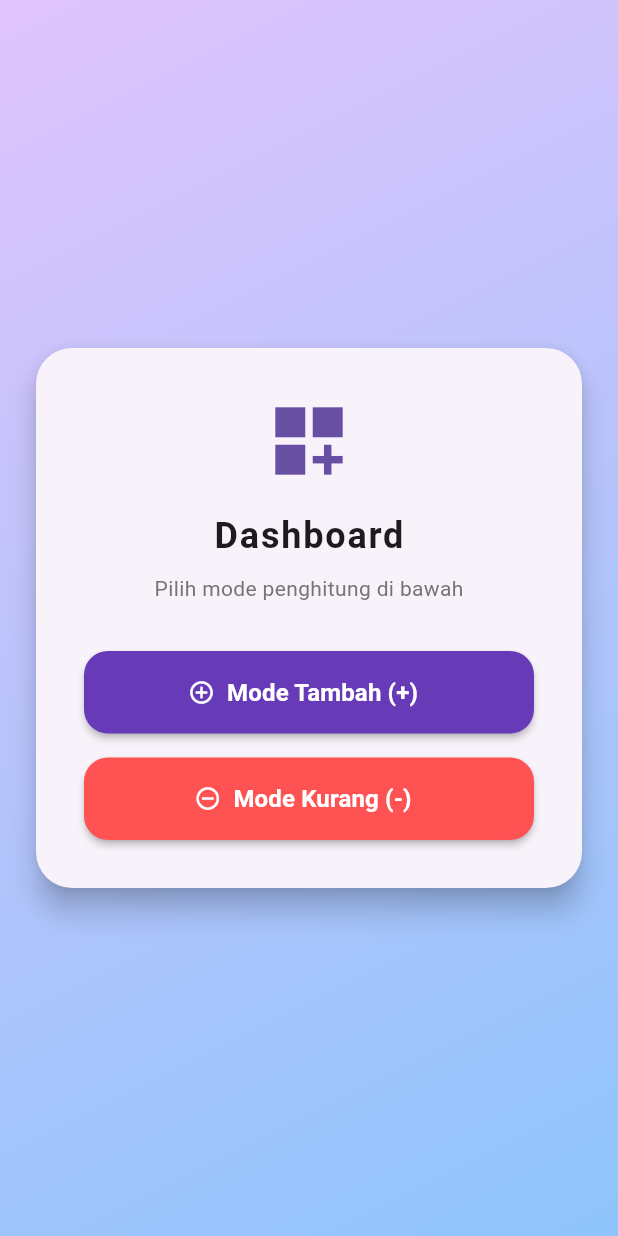
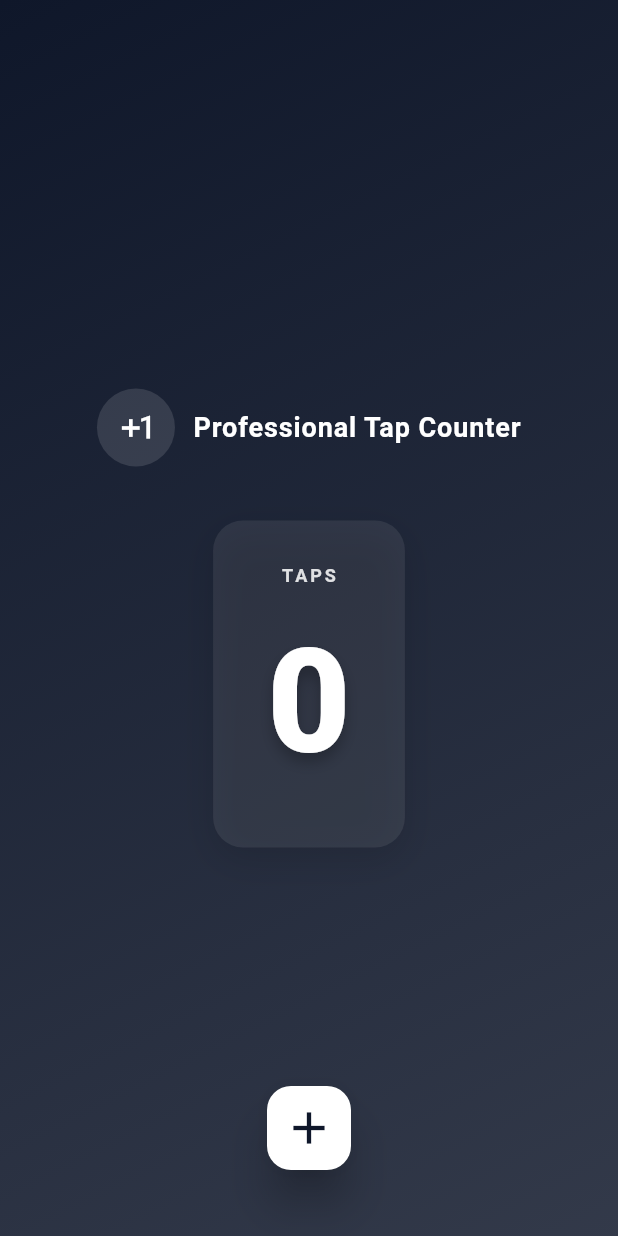
Before and after one commit to RezaDwiFanani/latihanflutter, a Flutter app: the screen it shows after launch, on a phone screen of 412 x 824 dp. Run offline on Flutter 3.47's test engine with Material 3 defaults, Android fonts, the light colour scheme and no system bars.

Commit message:
flutter-2

```diff
--- a/lib/main.dart
+++ b/lib/main.dart
@@ -11,98 +11,150 @@ class MyApp extends StatelessWidget {
   @override
   Widget build(BuildContext context) {
     return MaterialApp(
-      debugShowCheckedModeBanner: false, // Hilangkan banner debug
-      title: 'Professional Counter',
+      debugShowCheckedModeBanner: false,
+      title: 'Single Page Counter',
       theme: ThemeData(
-        useMaterial3: true, // Menggunakan Material Design 3 yang lebih modern
-        colorScheme: ColorScheme.fromSeed(
-          seedColor: const Color(0xFF6750A4), // Warna dasar Ungu Modern
-          brightness: Brightness.light,
+        useMaterial3: true,
+        colorScheme: ColorScheme.fromSeed(seedColor: const Color(0xFF0066FF)),
+        scaffoldBackgroundColor: Colors.white,
       ),
-        scaffoldBackgroundColor: const Color(
-          0xFFF3F4F6,
-        ), // Background abu lembut
-      ),
-      home: const HalamanUtama(),
+      home: const SinglePageCounter(),
     );
   }
 }
 
-// --- HALAMAN 1: MENU UTAMA ---
-class HalamanUtama extends StatelessWidget {
-  const HalamanUtama({super.key});
+class SinglePageCounter extends StatefulWidget {
+  const SinglePageCounter({super.key});
+
+  @override
+  State<SinglePageCounter> createState() => _SinglePageCounterState();
+}
+
+class _SinglePageCounterState extends State<SinglePageCounter> {
+  int _counter = 0;
+  Color _bgColor = const Color(0xFF0F172A); // initial deep background
+  Color _numberColor = Colors.white;
+
+  void _increment() {
+    setState(() {
+      _counter++;
+      _bgColor = _randomColor();
+      _numberColor = _contrastFor(_bgColor);
+    });
+  }
+
+  Color _randomColor() {
+    final rnd = Random();
+    // keep colors vibrant but not too bright
+    return Color.fromARGB(
+      255,
+      60 + rnd.nextInt(160),
+      60 + rnd.nextInt(160),
+      60 + rnd.nextInt(160),
+    );
+  }
+
+  Color _contrastFor(Color c) {
+    // simple luminance-based contrast
+    return c.computeLuminance() > 0.5 ? Colors.black : Colors.white;
+  }
 
   @override
   Widget build(BuildContext context) {
     return Scaffold(
-      body: Container(
-        decoration: const BoxDecoration(
+      // animated background color change
+      body: AnimatedContainer(
+        duration: const Duration(milliseconds: 400),
+        curve: Curves.easeInOut,
+        decoration: BoxDecoration(
           gradient: LinearGradient(
+            colors: [_bgColor, _bgColor.withOpacity(0.85)],
             begin: Alignment.topLeft,
             end: Alignment.bottomRight,
-            colors: [Color(0xFFE0C3FC), Color(0xFF8EC5FC)], // Gradient Pastel
           ),
         ),
+        child: SafeArea(
           child: Center(
-          child: Card(
-            elevation: 8,
-            shape: RoundedRectangleBorder(
-              borderRadius: BorderRadius.circular(24),
-            ),
-            margin: const EdgeInsets.symmetric(horizontal: 24),
-            child: Padding(
-              padding: const EdgeInsets.all(32.0),
             child: Column(
               mainAxisSize: MainAxisSize.min,
               children: [
-                  const Icon(
-                    Icons.dashboard_customize,
-                    size: 60,
-                    color: Color(0xFF6750A4),
+                // Title / Logo
+                Row(
+                  mainAxisSize: MainAxisSize.min,
+                  children: [
+                    Container(
+                      padding: const EdgeInsets.all(12),
+                      decoration: BoxDecoration(
+                        color: _numberColor.withOpacity(0.12),
+                        shape: BoxShape.circle,
                       ),
-                  const SizedBox(height: 16),
-                  const Text(
-                    "Dashboard",
+                      child: Icon(
+                        Icons.exposure_plus_1,
+                        color: _numberColor,
+                        size: 28,
+                      ),
+                    ),
+                    const SizedBox(width: 12),
+                    Text(
+                      'Professional Tap Counter',
                       style: TextStyle(
-                      fontSize: 24,
+                        color: _numberColor,
+                        fontSize: 18,
+                        fontWeight: FontWeight.w600,
+                        letterSpacing: 0.6,
+                      ),
+                    ),
+                  ],
+                ),
+                const SizedBox(height: 36),
+
+                // Display card with animated number
+                Container(
+                  padding: const EdgeInsets.symmetric(vertical: 28, horizontal: 36),
+                  decoration: BoxDecoration(
+                    color: _numberColor.withOpacity(0.08),
+                    borderRadius: BorderRadius.circular(20),
+                    boxShadow: [
+                      BoxShadow(
+                        color: Colors.black.withOpacity(0.12),
+                        blurRadius: 20,
+                        offset: const Offset(0, 8),
+                      )
+                    ],
+                  ),
+                  child: Column(
+                    children: [
+                      Text(
+                        'TAPS',
+                        style: TextStyle(
+                          color: _numberColor.withOpacity(0.85),
+                          fontSize: 12,
+                          letterSpacing: 2,
                           fontWeight: FontWeight.bold,
-                      letterSpacing: 1.2,
                         ),
                       ),
                       const SizedBox(height: 8),
-                  Text(
-                    "Pilih mode penghitung di bawah",
-                    style: TextStyle(color: Colors.grey[600]),
-                  ),
-                  const SizedBox(height: 32),
-
-                  // Tombol Increment
-                  _MenuButton(
-                    label: "Mode Tambah (+)",
-                    icon: Icons.add_circle_outline,
-                    color: Colors.deepPurple,
-                    onTap: () => Navigator.push(
-                      context,
-                      MaterialPageRoute(
-                        builder: (context) =>
-                            const HalamanCounter(mode: CounterMode.increment),
+                      AnimatedSwitcher(
+                        duration: const Duration(milliseconds: 300),
+                        transitionBuilder: (child, anim) => ScaleTransition(scale: anim, child: child),
+                        child: Text(
+                          '$_counter',
+                          key: ValueKey<int>(_counter),
+                          style: TextStyle(
+                            fontSize: 96,
+                            fontWeight: FontWeight.w800,
+                            color: _numberColor,
+                            shadows: [
+                              Shadow(
+                                color: Colors.black.withOpacity(0.25),
+                                blurRadius: 12,
+                                offset: const Offset(0, 6),
+                              )
+                            ],
                           ),
                         ),
                       ),
-
-                  const SizedBox(height: 16),
-
-                  // Tombol Decrement
-                  _MenuButton(
-                    label: "Mode Kurang (-)",
-                    icon: Icons.remove_circle_outline,
-                    color: Colors.redAccent,
-                    onTap: () => Navigator.push(
-                      context,
-                      MaterialPageRoute(
-                        builder: (context) =>
-                            const HalamanCounter(mode: CounterMode.decrement),
-                      ),
+                    ],
                   ),
                 ),
               ],
@@ -110,169 +162,23 @@ class HalamanUtama extends StatelessWidget {
           ),
         ),
       ),
+
+      // Centered floating '+' button — pressing increments and randomizes color
+      floatingActionButtonLocation: FloatingActionButtonLocation.centerFloat,
+      floatingActionButton: Padding(
+        padding: const EdgeInsets.only(bottom: 28),
+        child: FloatingActionButton(
+          onPressed: _increment,
+          backgroundColor: _numberColor, // contrast: button bg = text color
+          child: Icon(
+            Icons.add,
+            color: _bgColor, // icon uses current bg color for contrast
+            size: 36,
           ),
-    );
-  }
-}
-
-// Widget tombol custom agar kodingan lebih rapi
-class _MenuButton extends StatelessWidget {
-  final String label;
-  final IconData icon;
-  final Color color;
-  final VoidCallback onTap;
-
-  const _MenuButton({
-    required this.label,
-    required this.icon,
-    required this.color,
-    required this.onTap,
-  });
-
-  @override
-  Widget build(BuildContext context) {
-    return SizedBox(
-      width: double.infinity,
-      height: 55,
-      child: ElevatedButton.icon(
-        onPressed: onTap,
-        style: ElevatedButton.styleFrom(
-          backgroundColor: color,
-          foregroundColor: Colors.white,
-          elevation: 2,
-          shape: RoundedRectangleBorder(
-            borderRadius: BorderRadius.circular(16),
-          ),
-        ),
-        icon: Icon(icon),
-        label: Text(
-          label,
-          style: const TextStyle(fontSize: 16, fontWeight: FontWeight.w600),
+          elevation: 12,
+          shape: RoundedRectangleBorder(borderRadius: BorderRadius.circular(16)),
         ),
       ),
     );
   }
 }
-
-// --- ENUM UNTUK MENENTUKAN MODE ---
-enum CounterMode { increment, decrement }
-
-// --- HALAMAN COUNTER (DIGABUNG AGAR LEBIH EFISIEN) ---
-class HalamanCounter extends StatefulWidget {
-  final CounterMode mode;
-
-  const HalamanCounter({super.key, required this.mode});
-
-  @override
-  State<HalamanCounter> createState() => _HalamanCounterState();
-}
-
-class _HalamanCounterState extends State<HalamanCounter> {
-  int _counter = 0;
-  Color _textColor = const Color(0xFF2D3748); // Warna awal Dark Grey
-
-  void _updateCounter() {
-    setState(() {
-      if (widget.mode == CounterMode.increment) {
-        _counter++;
-      } else {
-        _counter--;
-      }
-      _textColor = _getRandomColor();
-    });
-  }
-
-  Color _getRandomColor() {
-    // Menghasilkan warna yang lebih kontras & estetik (tidak terlalu pucat)
-    return Color.fromARGB(
-      255,
-      Random().nextInt(200), // Max 200 agar tidak terlalu putih
-      Random().nextInt(200),
-      Random().nextInt(200),
-    );
-  }
-
-  @override
-  Widget build(BuildContext context) {
-    final isIncrement = widget.mode == CounterMode.increment;
-
-    return Scaffold(
-      backgroundColor: Colors.white,
-      appBar: AppBar(
-        backgroundColor: Colors.transparent,
-        elevation: 0,
-        iconTheme: const IconThemeData(color: Colors.black),
-        title: Text(
-          isIncrement ? "Increment Mode" : "Decrement Mode",
-          style: const TextStyle(
-            color: Colors.black,
-            fontWeight: FontWeight.w600,
-          ),
-        ),
-        centerTitle: true,
-      ),
-      body: Center(
-        child: Column(
-          mainAxisAlignment: MainAxisAlignment.center,
-          children: [
-            Text(
-              "TAP BUTTON BELOW",
-              style: TextStyle(
-                color: Colors.grey[400],
-                letterSpacing: 2.0,
-                fontWeight: FontWeight.bold,
-                fontSize: 12,
-              ),
-            ),
-            const SizedBox(height: 20),
-
-            // Animasi Transisi Angka
-            AnimatedSwitcher(
-              duration: const Duration(milliseconds: 300),
-              transitionBuilder: (Widget child, Animation<double> animation) {
-                return ScaleTransition(scale: animation, child: child);
-              },
-              child: Text(
-                '$_counter',
-                key: ValueKey<int>(_counter), // Key penting untuk animasi
-                style: TextStyle(
-                  fontSize: 100,
-                  fontWeight: FontWeight.bold,
-                  color: _textColor,
-                  shadows: [
-                    Shadow(
-                      blurRadius: 10.0,
-                      color: _textColor.withOpacity(0.3),
-                      offset: const Offset(0, 5),
-                    ),
-                  ],
-                ),
-              ),
-            ),
-          ],
-        ),
-      ),
-      floatingActionButtonLocation: FloatingActionButtonLocation.centerFloat,
-      floatingActionButton: Container(
-        margin: const EdgeInsets.only(bottom: 40),
-        height: 80,
-        width: 80,
-        child: FloatingActionButton(
-          onPressed: _updateCounter,
-          elevation: 10,
-          backgroundColor: isIncrement
-              ? const Color(0xFF6750A4)
-              : const Color(0xFFD93025),
-          shape: RoundedRectangleBorder(
-            borderRadius: BorderRadius.circular(24),
-          ),
-          child: Icon(
-            isIncrement ? Icons.add : Icons.remove,
-            size: 40,
-            color: Colors.white,
-          ),
-        ),
-      ),
-    );
-  }
-}
```
Lines whose indentation alone changed are shown as unchanged.
